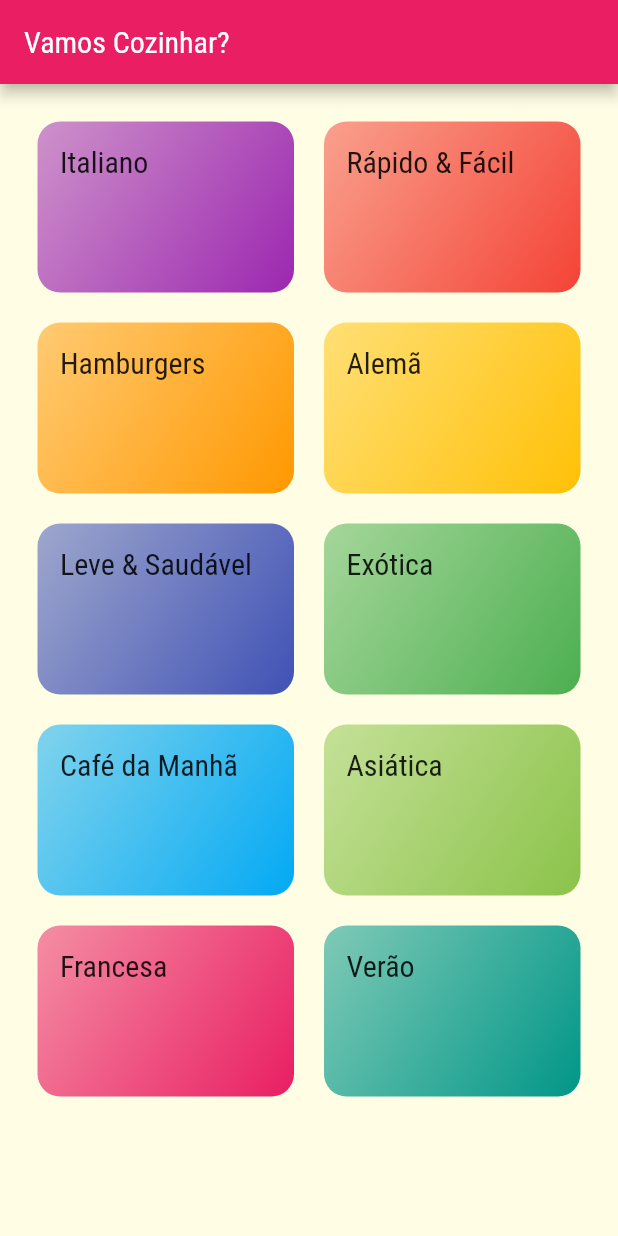
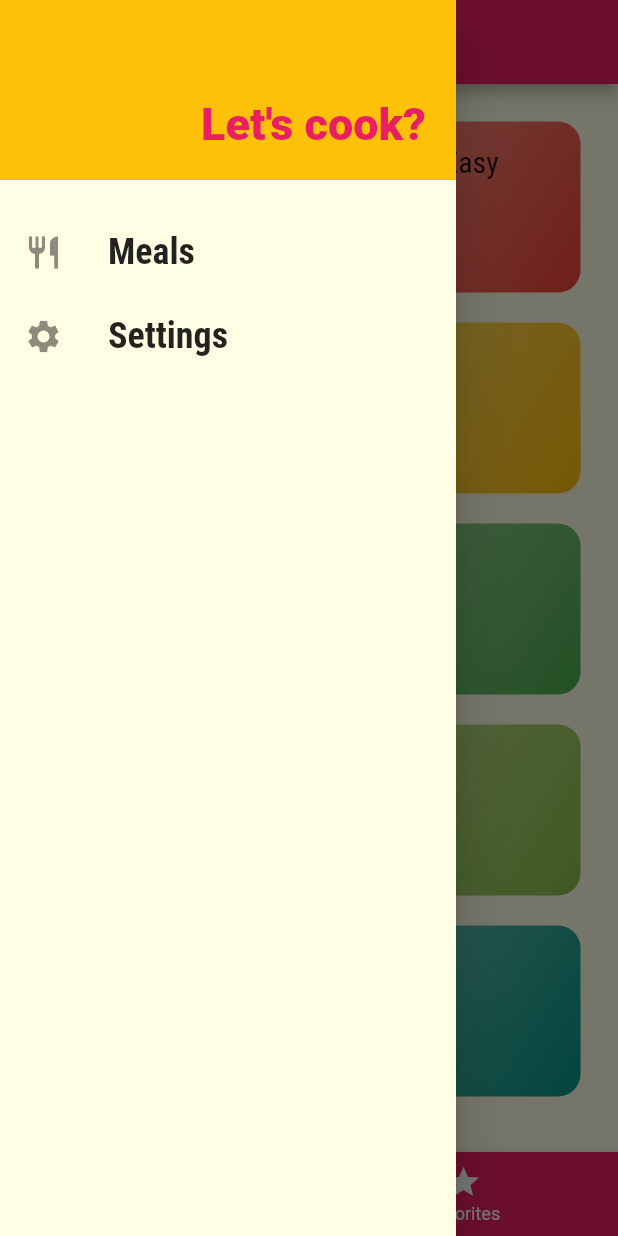
Before and after one commit to gabrielmelo-dev/meals_recipes, a Flutter app: the screen it shows after launch, with the side drawer open (before the commit the screen has no drawer), on a phone screen of 412 x 824 dp. Run offline on Flutter 3.47's test engine with Material 2 defaults, Android fonts, the phone set to English and light mode, and no system bars.

Commit message:
finished app

```diff
--- a/lib/data/dummy_data.dart
+++ b/lib/data/dummy_data.dart
@@ -1,18 +1,16 @@
 import 'package:flutter/material.dart';
 import 'package:meals_recipes/models/meal.dart';
-
 import '../models/category.dart';
 
-//todo
 const DUMMY_CATEGORIES = [
   Category(
     id: 'c1',
-    title: 'Italiano',
+    title: 'Italian',
     color: Colors.purple,
   ),
   Category(
     id: 'c2',
-    title: 'Rápido & Fácil',
+    title: 'Quick & Easy ',
     color: Colors.red,
   ),
   Category(
@@ -22,37 +20,37 @@ const DUMMY_CATEGORIES = [
   ),
   Category(
     id: 'c4',
-    title: 'Alemã',
+    title: 'German',
     color: Colors.amber,
   ),
   Category(
     id: 'c5',
-    title: 'Leve & Saudável',
+    title: 'Light & Healthy',
     color: Colors.indigo,
   ),
   Category(
     id: 'c6',
-    title: 'Exótica',
+    title: 'Exotic',
     color: Colors.green,
   ),
   Category(
     id: 'c7',
-    title: 'Café da Manhã',
+    title: 'Breakfast',
     color: Colors.lightBlue,
   ),
   Category(
     id: 'c8',
-    title: 'Asiática',
+    title: 'Asian',
     color: Colors.lightGreen,
   ),
   Category(
     id: 'c9',
-    title: 'Francesa',
+    title: 'French',
     color: Colors.pink,
   ),
   Category(
     id: 'c10',
-    title: 'Verão',
+    title: 'Summer',
     color: Colors.teal,
   ),
 ];
--- a/lib/main.dart
+++ b/lib/main.dart
@@ -1,14 +1,56 @@
 import 'package:flutter/material.dart';
+import 'package:meals_recipes/data/dummy_data.dart';
+import 'package:meals_recipes/models/meal.dart';
+import 'package:meals_recipes/models/settings.dart';
 import 'package:meals_recipes/screens/categories_meals_screen.dart';
-import 'package:meals_recipes/screens/categories_screen.dart';
+import 'package:meals_recipes/screens/meal_detail_screen.dart';
+import 'package:meals_recipes/screens/settings_screen.dart';
 import 'package:meals_recipes/utils/app_routes.dart';
+import 'package:meals_recipes/screens/tabs_screen.dart';
 
 void main() {
   runApp(const MyApp());
 }
 
-class MyApp extends StatelessWidget {
+class MyApp extends StatefulWidget {
   const MyApp({Key? key}) : super(key: key);
+
+  @override
+  State<MyApp> createState() => _MyAppState();
+}
+
+class _MyAppState extends State<MyApp> {
+  Settings settings = Settings();
+  List<Meal> _avaliableMeals = DUMMY_MEALS;
+  List<Meal> _favoriteMeals = [];
+
+  void _filterMeals(Settings settings) {
+    setState(() {
+      this.settings = settings;
+      _avaliableMeals = DUMMY_MEALS.where((meal) {
+        final filterGluten = settings.isGlutenFree && !meal.isGlutenFree;
+        final filterVegetarian = settings.isVegetarian && !meal.isVegetarian;
+        final filterVegan = settings.isVegan && !meal.isVegan;
+        final filterLactoseFree = settings.isLactoseFree && !meal.isLactoseFree;
+        return !filterGluten &&
+            !filterVegetarian &&
+            !filterVegan &&
+            !filterLactoseFree;
+      }).toList();
+    });
+  }
+
+  void _toogleFavorite(Meal meal) {
+    setState(() {
+      _favoriteMeals.contains(meal)
+          ? _favoriteMeals.remove(meal)
+          : _favoriteMeals.add(meal);
+    });
+  }
+
+  bool _isFavorite(Meal meal) {
+    return _favoriteMeals.contains(meal);
+  }
 
   @override
   Widget build(BuildContext context) {
@@ -30,8 +72,17 @@ class MyApp extends StatelessWidget {
         ),
       ),
       routes: {
-        AppRoutes.HOME: (ctx) =>  const CategoriesScreen(),
-        AppRoutes.CATEGORIES_MEALS: (ctx) => const CategoriesMealsScreen()
+        AppRoutes.HOME: (ctx) => TabsScreen(favoriteMeals: _favoriteMeals),
+        AppRoutes.CATEGORIES_MEALS: (ctx) =>
+            CategoriesMealsScreen(meals: _avaliableMeals),
+        AppRoutes.MEAL_DETAIL: (ctx) => MealDetailScreen(
+              onToogleFavorite: _toogleFavorite,
+              isFavorite: _isFavorite,
+            ),
+        AppRoutes.SETTINGS: (ctx) => SettingsScreen(
+              settings: settings,
+              onSettingsChanged: _filterMeals,
+            )
       },
     );
   }
--- /dev/null
+++ b/lib/models/settings.dart
@@ -0,0 +1,13 @@
+class Settings {
+  bool isGlutenFree;
+  bool isLactoseFree;
+  bool isVegan;
+  bool isVegetarian;
+
+  Settings({
+    this.isGlutenFree = false,
+    this.isLactoseFree = false,
+    this.isVegan = false,
+    this.isVegetarian = false,
+  });
+}
--- a/lib/screens/categories_meals_screen.dart
+++ b/lib/screens/categories_meals_screen.dart
@@ -1,16 +1,18 @@
 import 'package:flutter/material.dart';
-import 'package:meals_recipes/data/dummy_data.dart';
 import 'package:meals_recipes/models/category.dart';
+import 'package:meals_recipes/models/meal.dart';
 import 'package:meals_recipes/widgets/meal_item.dart';
 
 class CategoriesMealsScreen extends StatelessWidget {
-  const CategoriesMealsScreen({Key? key}) : super(key: key);
+  const CategoriesMealsScreen({Key? key, required this.meals}) : super(key: key);
+
+  final List<Meal> meals;
 
   @override
   Widget build(BuildContext context) {
     final category = ModalRoute.of(context)!.settings.arguments as Category;
 
-    final categoryMeals = DUMMY_MEALS.where((meal) {
+    final categoryMeals = meals.where((meal) {
       return meal.categories.contains(category.id);
     }).toList();
 
--- a/lib/screens/categories_screen.dart
+++ b/lib/screens/categories_screen.dart
@@ -12,11 +12,7 @@ class CategoriesScreen extends StatefulWidget {
 class _CategoriesScreenState extends State<CategoriesScreen> {
   @override
   Widget build(BuildContext context) {
-    return Scaffold(
-      appBar: AppBar(
-        title: const Text('Vamos Cozinhar?'),
-      ),
-      body: GridView(
+    return GridView(
         padding: const EdgeInsets.all(25),
         gridDelegate: const SliverGridDelegateWithMaxCrossAxisExtent(
           maxCrossAxisExtent: 200,
@@ -25,7 +21,6 @@ class _CategoriesScreenState extends State<CategoriesScreen> {
           mainAxisSpacing: 20,
         ),
         children: DUMMY_CATEGORIES.map((c) => CategoryItem(category: c)).toList(),
-      ),
-    );
+      );
   }
 }
--- /dev/null
+++ b/lib/screens/settings_screen.dart
@@ -0,0 +1,95 @@
+import 'package:flutter/material.dart';
+import 'package:meals_recipes/models/settings.dart';
+import 'package:meals_recipes/widgets/main_drawer.dart';
+
+class SettingsScreen extends StatefulWidget {
+  const SettingsScreen({Key? key, required this.onSettingsChanged, required this.settings}) : super(key: key);
+
+  final Settings settings;
+  final Function(Settings) onSettingsChanged;
+
+  @override
+  State<SettingsScreen> createState() => _SettingsScreenState();
+}
+
+class _SettingsScreenState extends State<SettingsScreen> {
+  var settings = Settings();
+
+
+  @override
+  void initState() {
+    super.initState();
+    settings = widget.settings;
+  }
+
+  Widget _createSwitch(
+      String title, String subtitle, bool value, Function(bool) onChanged) {
+    return SwitchListTile.adaptive(
+      title: Text(title),
+      value: value,
+      onChanged: (value){
+        onChanged(value);
+        widget.onSettingsChanged(settings);
+      },
+    );
+  }
+
+  @override
+  Widget build(BuildContext context) {
+    return Scaffold(
+      appBar: AppBar(
+        title: const Text('Settings'),
+      ),
+      drawer: const MainDrawer(),
+      body: Column(
+        children: [
+          Container(
+            padding: const EdgeInsets.all(20),
+            child: Text(
+              'Settings',
+              style: Theme.of(context).textTheme.headline6,
+            ),
+          ),
+          Expanded(
+            child: ListView(
+              children: [
+                _createSwitch(
+                  'Gluten Free',
+                  'Only gluten free meals',
+                  settings.isGlutenFree,
+                  (value) => setState(() {
+                    settings.isGlutenFree = true;
+                  }),
+                ),
+                _createSwitch(
+                  'Lactose Free',
+                  'Only lactose free meals',
+                  settings.isLactoseFree,
+                  (value) => setState(() {
+                    settings.isLactoseFree = true;
+                  }),
+                ),
+                _createSwitch(
+                  'Vegan',
+                  'Only vegan meals',
+                  settings.isVegan,
+                  (value) => setState(() {
+                    settings.isVegan = true;
+                  }),
+                ),
+                _createSwitch(
+                  'Vegetarian',
+                  'Only vegetarian meals',
+                  settings.isVegetarian,
+                  (value) => setState(() {
+                    settings.isVegetarian = true;
+                  }),
+                ),
+              ],
+            ),
+          ),
+        ],
+      ),
+    );
+  }
+}
--- /dev/null
+++ b/lib/screens/tabs_screen.dart
@@ -0,0 +1,72 @@
+import 'package:flutter/material.dart';
+import 'package:meals_recipes/models/meal.dart';
+import 'package:meals_recipes/screens/categories_screen.dart';
+import 'package:meals_recipes/screens/favorite_sreen.dart';
+import 'package:meals_recipes/widgets/main_drawer.dart';
+
+class TabsScreen extends StatefulWidget {
+  const TabsScreen({Key? key, required this.favoriteMeals}) : super(key: key);
+
+  final List<Meal> favoriteMeals;
+
+  @override
+  State<TabsScreen> createState() => _TabsScreenState();
+}
+
+class _TabsScreenState extends State<TabsScreen> {
+  int _selectedScreenIndex = 0;
+
+  final List<String> _titles = [
+    'Categories List',
+    'My Favorites',
+  ];
+
+  List<Widget> _screens = [];
+
+  _selectScreen(int index) {
+    setState(() {
+      _selectedScreenIndex = index;
+    });
+  }
+
+  @override
+  void initState() {
+    super.initState();
+    _screens = [
+      const CategoriesScreen(),
+      FavoriteScreen(favoriteMeals: widget.favoriteMeals),
+    ];
+  }
+
+
+  @override
+  Widget build(BuildContext context) {
+    return Scaffold(
+      appBar: AppBar(
+        title: Text(
+          _titles[_selectedScreenIndex],
+        ),
+      ),
+      drawer: const MainDrawer(),
+      body: _screens[_selectedScreenIndex],
+      bottomNavigationBar: BottomNavigationBar(
+        currentIndex: _selectedScreenIndex,
+        onTap: _selectScreen,
+        unselectedItemColor: Colors.white,
+        selectedItemColor: Theme.of(context).colorScheme.secondary,
+        backgroundColor: Theme.of(context).colorScheme.primary,
+        //type: BottomNavigationBarType.shifting,
+        items: const [
+          BottomNavigationBarItem(
+            icon: Icon(Icons.category),
+            label: 'Categories',
+          ),
+          BottomNavigationBarItem(
+            icon: Icon(Icons.star),
+            label: 'Favorites',
+          ),
+        ],
+      ),
+    );
+  }
+}
--- a/lib/utils/app_routes.dart
+++ b/lib/utils/app_routes.dart
@@ -1,4 +1,6 @@
 class AppRoutes {
   static const HOME = '/';
   static const CATEGORIES_MEALS = '/categories-meals';
+  static const MEAL_DETAIL = '/meal-detail';
+  static const SETTINGS = '/settings';
 }
--- /dev/null
+++ b/lib/widgets/main_drawer.dart
@@ -0,0 +1,61 @@
+import 'package:flutter/material.dart';
+import 'package:meals_recipes/utils/app_routes.dart';
+
+class MainDrawer extends StatelessWidget {
+  const MainDrawer({Key? key}) : super(key: key);
+
+  Widget _createItem(IconData icon, String label, Function() onTap) {
+    return ListTile(
+      leading: Icon(
+        icon,
+        size: 26,
+      ),
+      title: Text(
+        label,
+        style: const TextStyle(
+            fontFamily: 'RobotoCondensed',
+            fontSize: 24,
+            fontWeight: FontWeight.bold),
+      ),
+      onTap: onTap,
+    );
+  }
+
+  @override
+  Widget build(BuildContext context) {
+    return Drawer(
+      child: Column(
+        children: [
+          Container(
+            height: 120,
+            width: double.infinity,
+            padding: const EdgeInsets.all(20),
+            color: Theme.of(context).colorScheme.secondary,
+            alignment: Alignment.bottomRight,
+            child: Text(
+              'Let\'s cook?',
+              style: TextStyle(
+                fontWeight: FontWeight.w900,
+                fontSize: 30,
+                color: Theme.of(context).colorScheme.primary,
+              ),
+            ),
+          ),
+          const SizedBox(
+            height: 20,
+          ),
+          _createItem(
+            Icons.restaurant,
+            'Meals',
+            () => Navigator.of(context).pushReplacementNamed(AppRoutes.HOME),
+          ),
+          _createItem(
+            Icons.settings,
+            'Settings',
+            () => Navigator.of(context).pushReplacementNamed(AppRoutes.SETTINGS),
+          ),
+        ],
+      ),
+    );
+  }
+}
```
Also changed, not shown: lib/screens/favorite_sreen.dart (added, +25 -0 lines), lib/screens/meal_detail_screen.dart (added, +103 -0 lines), lib/widgets/meal_item.dart (+17 -5 lines).
